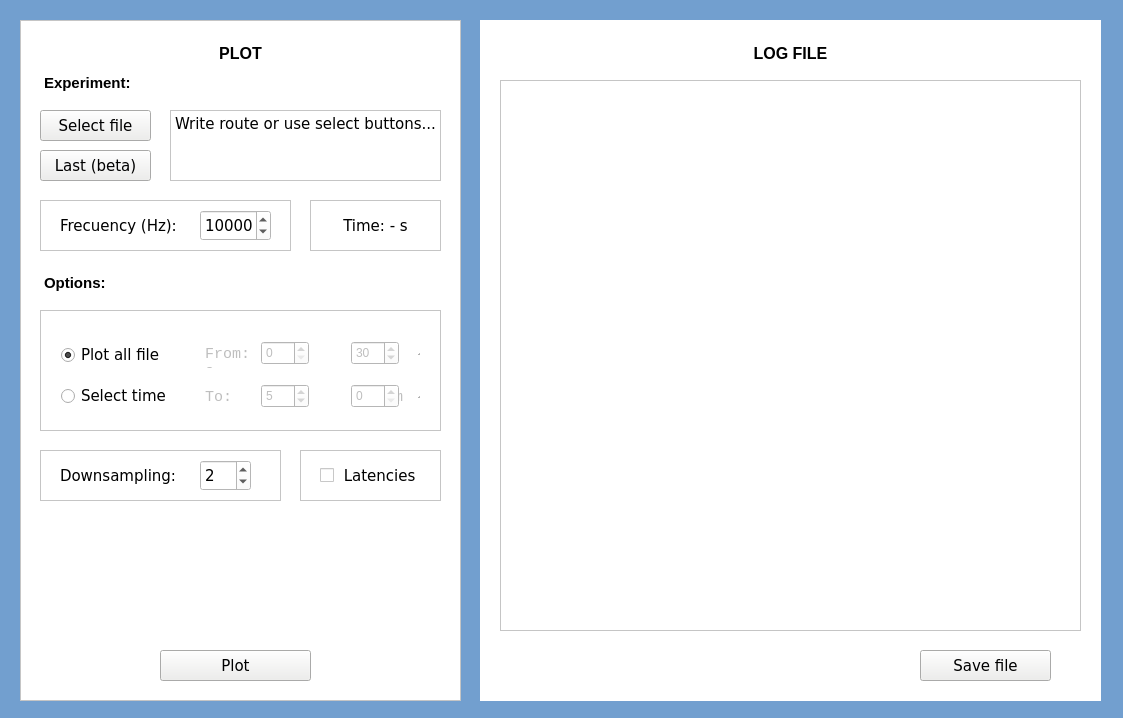
First picture: the form in rth_plot/mainwindow.ui, repository GNB-UAM/RTH_plot_design, before the edit.
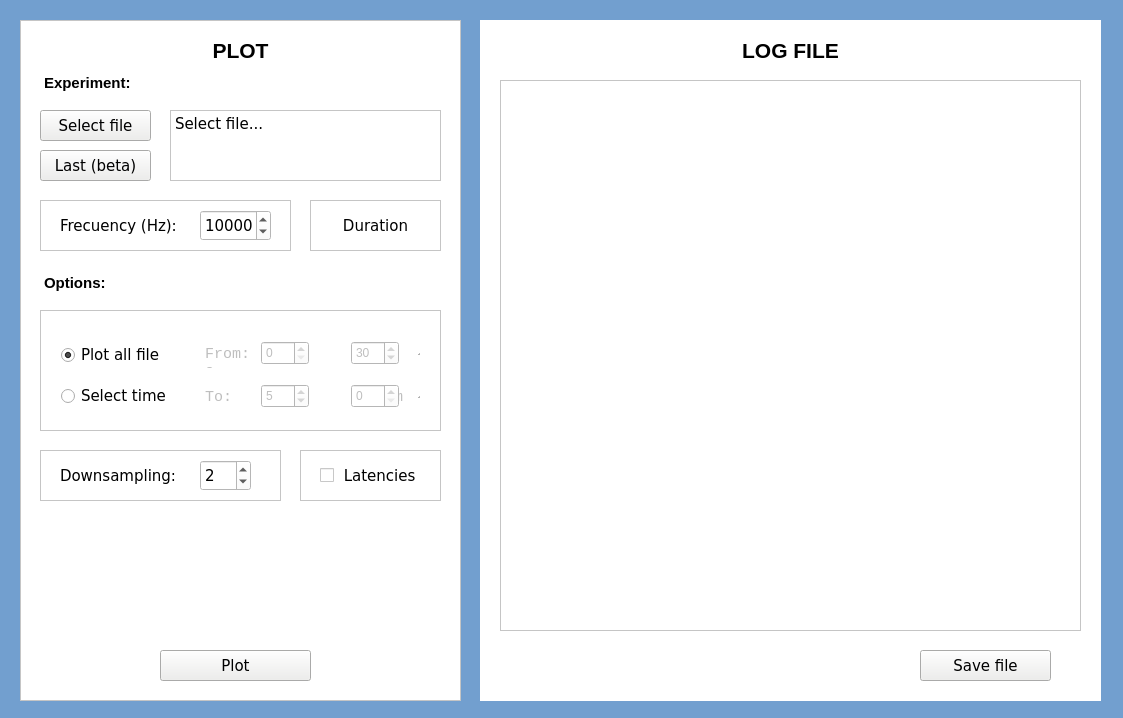
Second picture: the form after the edit.

The edit to the form file:
```diff
--- a/rth_plot/mainwindow.ui
+++ b/rth_plot/mainwindow.ui
@@ -60,41 +60,6 @@
       <string>Select file</string>
      </property>
     </widget>
-    <widget class="QTextBrowser" name="textBrowser_2">
-     <property name="enabled">
-      <bool>true</bool>
-     </property>
-     <property name="geometry">
-      <rect>
-       <x>20</x>
-       <y>20</y>
-       <width>401</width>
-       <height>31</height>
-      </rect>
-     </property>
-     <property name="font">
-      <font>
-       <weight>75</weight>
-       <bold>true</bold>
-      </font>
-     </property>
-     <property name="frameShape">
-      <enum>QFrame::NoFrame</enum>
-     </property>
-     <property name="frameShadow">
-      <enum>QFrame::Plain</enum>
-     </property>
-     <property name="lineWidth">
-      <number>0</number>
-     </property>
-     <property name="html">
-      <string>&lt;!DOCTYPE HTML PUBLIC &quot;-//W3C//DTD HTML 4.0//EN&quot; &quot;http://www.w3.org/TR/REC-html40/strict.dtd&quot;&gt;
-&lt;html&gt;&lt;head&gt;&lt;meta name=&quot;qrichtext&quot; content=&quot;1&quot; /&gt;&lt;style type=&quot;text/css&quot;&gt;
-p, li { white-space: pre-wrap; }
-&lt;/style&gt;&lt;/head&gt;&lt;body style=&quot; font-family:'Sans'; font-size:10pt; font-weight:600; font-style:normal;&quot;&gt;
-&lt;p align=&quot;center&quot; style=&quot; margin-top:0px; margin-bottom:0px; margin-left:0px; margin-right:0px; -qt-block-indent:0; text-indent:0px;&quot;&gt;&lt;span style=&quot; font-size:12pt;&quot;&gt;PLOT&lt;/span&gt;&lt;/p&gt;&lt;/body&gt;&lt;/html&gt;</string>
-     </property>
-    </widget>
     <widget class="QFrame" name="frame_3">
      <property name="geometry">
       <rect>
@@ -449,7 +414,7 @@
 &lt;html&gt;&lt;head&gt;&lt;meta name=&quot;qrichtext&quot; content=&quot;1&quot; /&gt;&lt;style type=&quot;text/css&quot;&gt;
 p, li { white-space: pre-wrap; }
 &lt;/style&gt;&lt;/head&gt;&lt;body style=&quot; font-family:'DejaVu Sans'; font-size:11pt; font-weight:400; font-style:normal;&quot;&gt;
-&lt;p style=&quot; margin-top:0px; margin-bottom:0px; margin-left:0px; margin-right:0px; -qt-block-indent:0; text-indent:0px;&quot;&gt;Write route or use select buttons...&lt;/p&gt;&lt;/body&gt;&lt;/html&gt;</string>
+&lt;p style=&quot; margin-top:0px; margin-bottom:0px; margin-left:0px; margin-right:0px; -qt-block-indent:0; text-indent:0px;&quot;&gt;Select file...&lt;/p&gt;&lt;/body&gt;&lt;/html&gt;</string>
      </property>
     </widget>
     <widget class="QPushButton" name="pushButton_selectlast">
@@ -514,7 +479,7 @@
        <rect>
         <x>20</x>
         <y>10</y>
-        <width>101</width>
+        <width>111</width>
         <height>31</height>
        </rect>
       </property>
@@ -607,7 +572,7 @@
      <property name="frameShadow">
       <enum>QFrame::Raised</enum>
      </property>
-     <widget class="QLabel" name="label_3">
+     <widget class="QLabel" name="label_time">
       <property name="geometry">
        <rect>
         <x>10</x>
@@ -625,7 +590,7 @@
        </font>
       </property>
       <property name="text">
-       <string>Time: - s</string>
+       <string>Duration</string>
       </property>
       <property name="alignment">
        <set>Qt::AlignCenter</set>
@@ -654,7 +619,30 @@
       <string>Plot</string>
      </property>
     </widget>
-    <zorder>textBrowser_2</zorder>
+    <widget class="QLabel" name="label_3">
+     <property name="geometry">
+      <rect>
+       <x>20</x>
+       <y>10</y>
+       <width>401</width>
+       <height>41</height>
+      </rect>
+     </property>
+     <property name="font">
+      <font>
+       <pointsize>16</pointsize>
+       <weight>75</weight>
+       <bold>true</bold>
+       <underline>false</underline>
+      </font>
+     </property>
+     <property name="text">
+      <string>PLOT</string>
+     </property>
+     <property name="alignment">
+      <set>Qt::AlignCenter</set>
+     </property>
+    </widget>
     <zorder>frame_4</zorder>
     <zorder>textBrowser_3</zorder>
     <zorder>textEdit_experiment</zorder>
@@ -704,39 +692,28 @@
       </font>
      </property>
     </widget>
-    <widget class="QTextBrowser" name="textBrowser_6">
-     <property name="enabled">
-      <bool>true</bool>
-     </property>
+    <widget class="QLabel" name="label_4">
      <property name="geometry">
       <rect>
        <x>20</x>
-       <y>20</y>
+       <y>10</y>
        <width>581</width>
-       <height>31</height>
+       <height>41</height>
       </rect>
      </property>
      <property name="font">
       <font>
+       <pointsize>16</pointsize>
        <weight>75</weight>
        <bold>true</bold>
+       <underline>false</underline>
       </font>
      </property>
-     <property name="frameShape">
-      <enum>QFrame::NoFrame</enum>
+     <property name="text">
+      <string>LOG FILE</string>
      </property>
-     <property name="frameShadow">
-      <enum>QFrame::Plain</enum>
-     </property>
-     <property name="lineWidth">
-      <number>0</number>
-     </property>
-     <property name="html">
-      <string>&lt;!DOCTYPE HTML PUBLIC &quot;-//W3C//DTD HTML 4.0//EN&quot; &quot;http://www.w3.org/TR/REC-html40/strict.dtd&quot;&gt;
-&lt;html&gt;&lt;head&gt;&lt;meta name=&quot;qrichtext&quot; content=&quot;1&quot; /&gt;&lt;style type=&quot;text/css&quot;&gt;
-p, li { white-space: pre-wrap; }
-&lt;/style&gt;&lt;/head&gt;&lt;body style=&quot; font-family:'Sans'; font-size:10pt; font-weight:600; font-style:normal;&quot;&gt;
-&lt;p align=&quot;center&quot; style=&quot; margin-top:0px; margin-bottom:0px; margin-left:0px; margin-right:0px; -qt-block-indent:0; text-indent:0px;&quot;&gt;&lt;span style=&quot; font-size:12pt;&quot;&gt;LOG FILE&lt;/span&gt;&lt;/p&gt;&lt;/body&gt;&lt;/html&gt;</string>
+     <property name="alignment">
+      <set>Qt::AlignCenter</set>
      </property>
     </widget>
    </widget>
```
Left out of the diff: 13 changed lines with no effect on the pictures.
